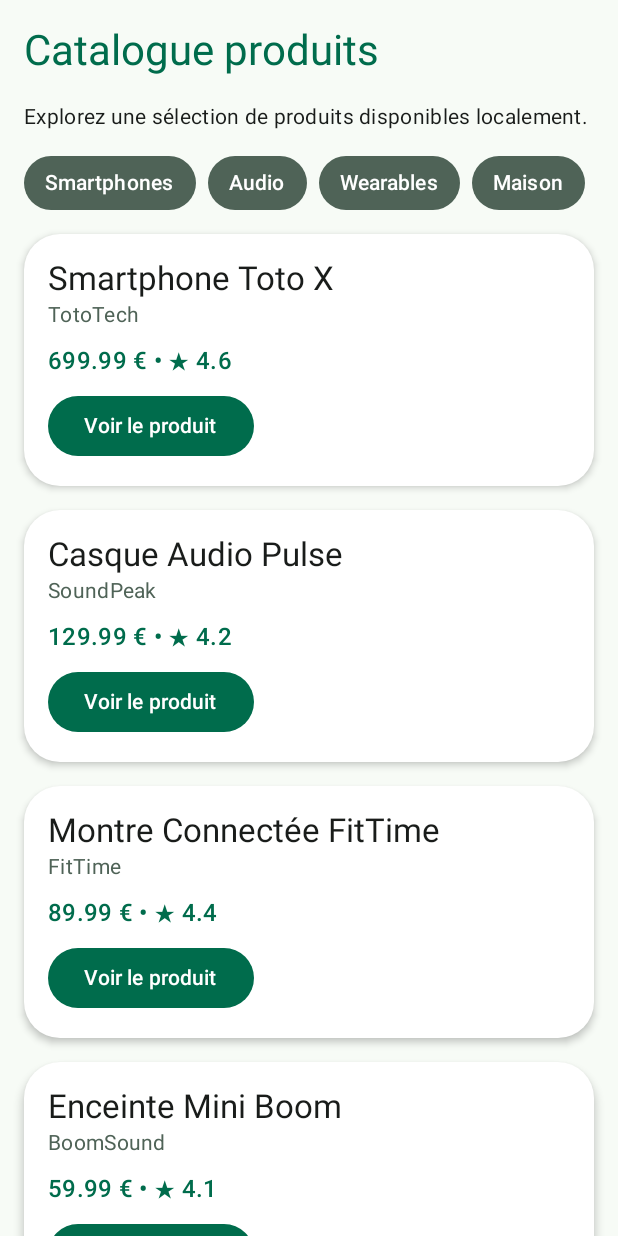
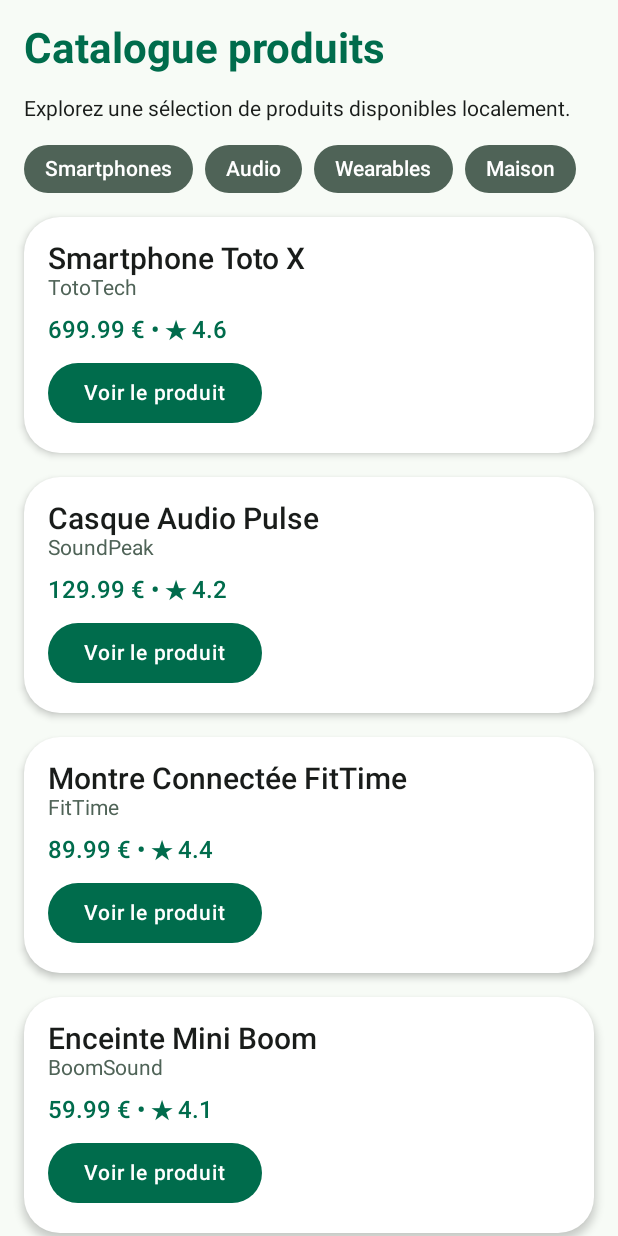
Before and after one commit to Fabioj377/TP4-5-Android-Studio, an Android app built with Jetpack Compose: the screen it shows after launch (MainActivity), on a phone screen of 412 x 824 dp. Run offline under Robolectric (Android 15) with nearby library versions, the phone set to English and light mode, and no system bars.

Commit message:
feat(tp7): définit une typographie simple ProductTypography (étape 10)

```diff
--- a/app/src/main/java/com/example/productexplorer/ui/theme/Theme.kt
+++ b/app/src/main/java/com/example/productexplorer/ui/theme/Theme.kt
@@ -50,7 +50,7 @@ fun ProductExplorerTheme(
 
     MaterialTheme(
         colorScheme = colorScheme,
-        typography = Typography,
+        typography = ProductTypography,
         shapes = ProductShapes,
         content = content
     )
--- a/app/src/main/java/com/example/productexplorer/ui/theme/Type.kt
+++ b/app/src/main/java/com/example/productexplorer/ui/theme/Type.kt
@@ -2,33 +2,33 @@ package com.example.productexplorer.ui.theme
 
 import androidx.compose.material3.Typography
 import androidx.compose.ui.text.TextStyle
-import androidx.compose.ui.text.font.FontFamily
 import androidx.compose.ui.text.font.FontWeight
 import androidx.compose.ui.unit.sp
 
-// Set of Material typography styles to start with
-val Typography = Typography(
-    bodyLarge = TextStyle(
-        fontFamily = FontFamily.Default,
-        fontWeight = FontWeight.Normal,
+val ProductTypography = Typography(
+    headlineMedium = TextStyle(
+        fontSize = 28.sp,
+        lineHeight = 34.sp,
+        fontWeight = FontWeight.Bold
+    ),
+    titleLarge = TextStyle(
+        fontSize = 20.sp,
+        lineHeight = 26.sp,
+        fontWeight = FontWeight.SemiBold
+    ),
+    titleMedium = TextStyle(
         fontSize = 16.sp,
-        lineHeight = 24.sp,
-        letterSpacing = 0.5.sp
+        lineHeight = 22.sp,
+        fontWeight = FontWeight.SemiBold
+    ),
+    bodyMedium = TextStyle(
+        fontSize = 14.sp,
+        lineHeight = 20.sp,
+        fontWeight = FontWeight.Normal
+    ),
+    labelLarge = TextStyle(
+        fontSize = 14.sp,
+        lineHeight = 18.sp,
+        fontWeight = FontWeight.Medium
     )
-    /* Other default text styles to override
-    titleLarge = TextStyle(
-        fontFamily = FontFamily.Default,
-        fontWeight = FontWeight.Normal,
-        fontSize = 22.sp,
-        lineHeight = 28.sp,
-        letterSpacing = 0.sp
-    ),
-    labelSmall = TextStyle(
-        fontFamily = FontFamily.Default,
-        fontWeight = FontWeight.Medium,
-        fontSize = 11.sp,
-        lineHeight = 16.sp,
-        letterSpacing = 0.5.sp
-    )
-    */
 )
```
